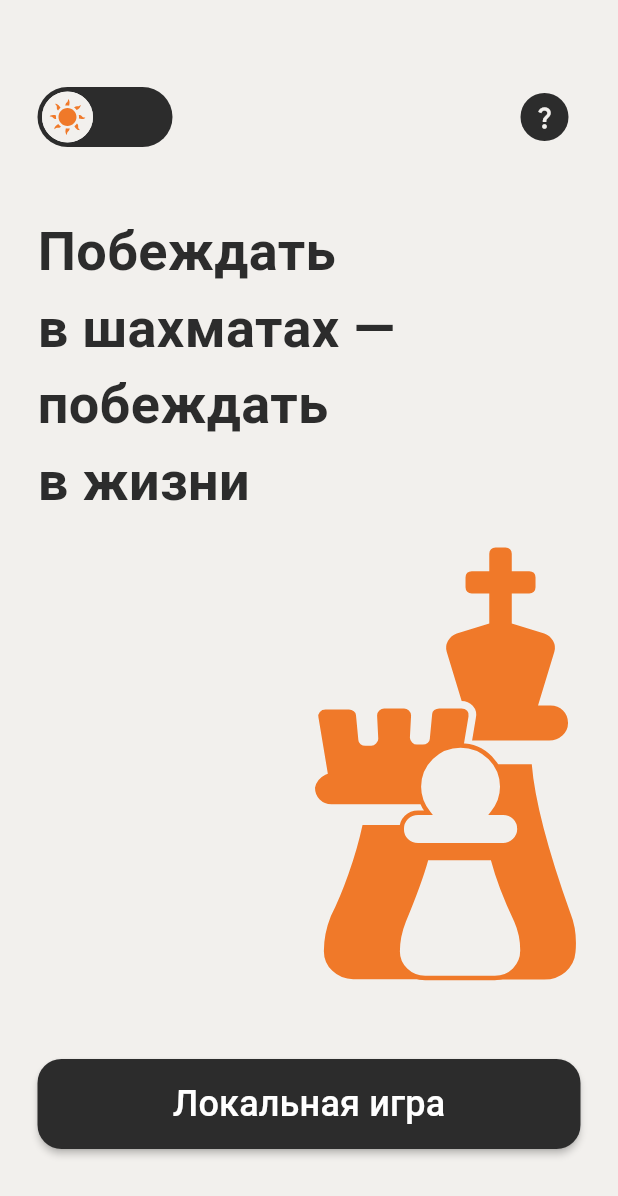
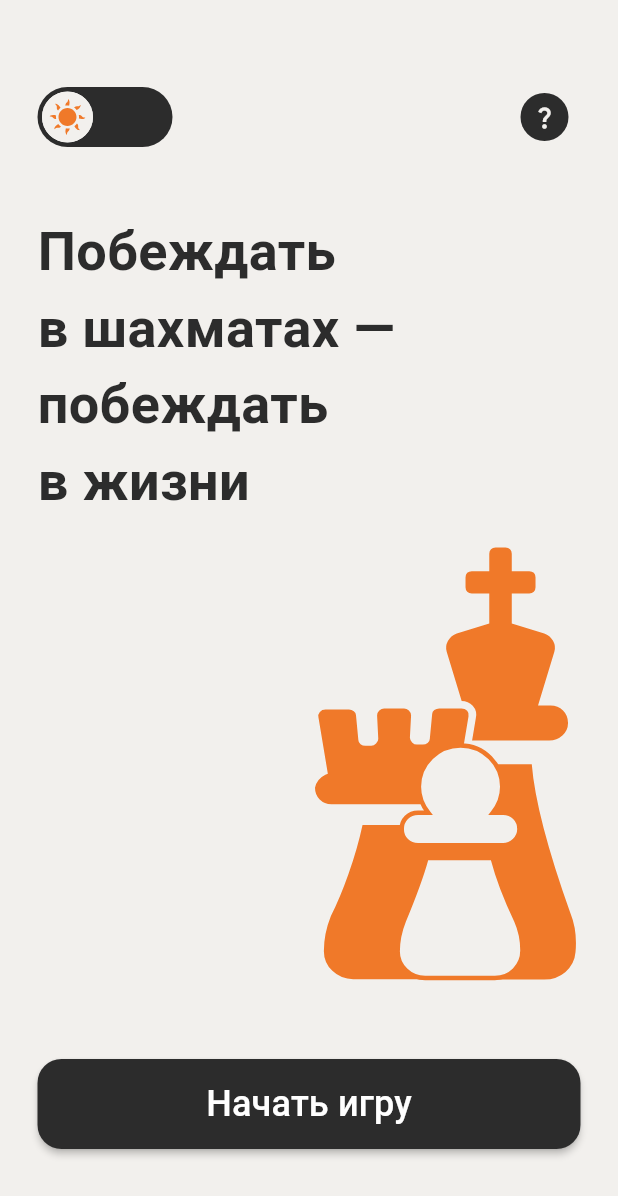
Before and after one commit to Student-Labs-2024/aurora_chess, a Flutter app: the screen it shows after launch, on a phone screen of 412 x 824 dp. Shown: the top 1196 px of the screen. Run offline on Flutter 3.47's test engine with Material 3 defaults, Android fonts, the phone set to English and light mode, and no system bars; our stand-ins replace flutter_svg, wheel_chooser.

Commit message:
refactor: изменено название и цвет кнопки перехода на следующую страницу

```diff
--- a/lib/views/main_menu_view.dart
+++ b/lib/views/main_menu_view.dart
@@ -13,8 +13,7 @@ class MainMenuView extends StatefulWidget {
 class _MainMenuViewState extends State<MainMenuView> {
 
   final slogan = "Побеждать\nв шахматах — побеждать\nв жизни";
-  final netButton = "Сетевая игра";
-  final localButton = "Локальная игра";
+  final localButton = "Начать игру";
   String piecesFile = "";
 
 
@@ -54,7 +53,7 @@ class _MainMenuViewState extends State<MainMenuView> {
                       },
                     ),
                     ButtonToGuide(
-                      backGroundColor: scheme.onPrimaryContainer,
+                      backGroundColor: scheme.secondaryContainer,
                       iconColor: ColorsConst.neutralColor0,
                       height: 32,
                       width: 32,
```
